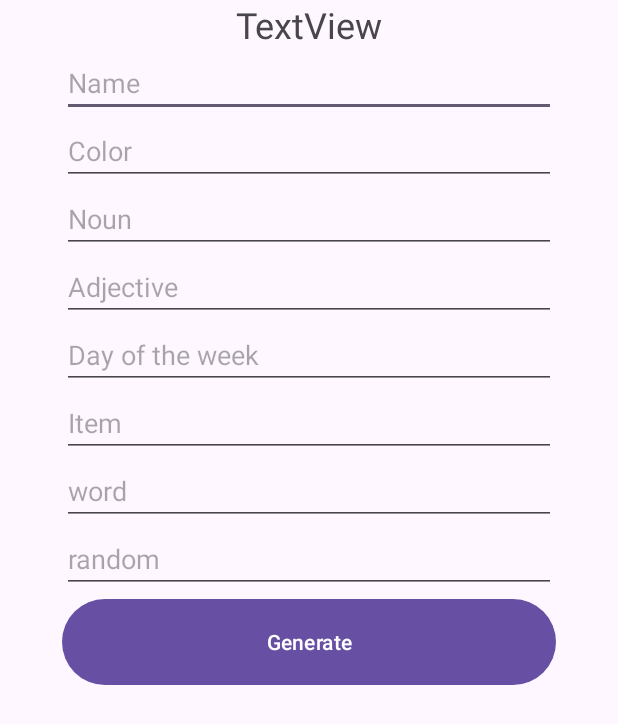
After one commit to ryantburke/PolytechnicMadLibs, an Android app: the MadLibRegularDayActivity screen opened directly, with no data from a screen before it, on a phone screen of 412 x 824 dp. The commit adds this screen. Shown: the top 724 px of the screen. Run offline under Robolectric (Android 15) with nearby library versions, the phone set to English and light mode, and no system bars.

Commit message:
added files

```diff
--- a/app/src/main/AndroidManifest.xml
+++ b/app/src/main/AndroidManifest.xml
@@ -33,6 +33,8 @@
         <activity android:name=".MadLibsWOOLOO2Activity" />
         <activity android:name=".MadLibsWoolooFantasyDisplayActivity" />
         <activity android:name=".MadLibsWoolooStoryPickerActivity" />
+        <activity android:name="com.poly.madlibs.MadLibDisplayActivity" />
+        <activity android:name="com.poly.madlibs.MadLibRegularDayActivity" />
     </application>
 
 </manifest>
--- a/app/src/main/java/com/poly/madlibs/ChooseMadlibsFragment.java
+++ b/app/src/main/java/com/poly/madlibs/ChooseMadlibsFragment.java
@@ -84,6 +84,7 @@ public class ChooseMadlibsFragment extends Fragment {
         madLibsList = new ArrayList<MadLibsModel>();
         madLibsList.add(new MadLibsModel("Steve's Dream","Steve M", new MadLibStevesDreamActivity(), R.drawable.stevesdream_image));
         madLibsList.add(new MadLibsModel("Evan's Choices","Evan S", new MadLibsWOOLOO2Activity(), R.drawable.image_evan_cover));
+        madLibsList.add(new MadLibsModel("Just a Regular Day","Kayla Deng-Martinez", new MadLibRegularDayActivity(), R.drawable.regularday_image));
 
         //set adapter
         MadLibs_RecyclerViewAdapter adapter = new MadLibs_RecyclerViewAdapter(context, madLibsList);
--- /dev/null
+++ b/app/src/main/java/com/poly/madlibs/MadLibDisplayActivity.java
@@ -0,0 +1,24 @@
+package com.poly.madlibs;
+
+import android.os.Bundle;
+import android.widget.TextView;
+
+import androidx.appcompat.app.AppCompatActivity;
+
+public class MadLibDisplayActivity extends AppCompatActivity {
+
+    @Override
+    protected void onCreate(Bundle savedInstanceState) {
+        super.onCreate(savedInstanceState);
+        setContentView(R.layout.madlib_regularday_display);
+
+
+        String story = getIntent().getStringExtra("story");
+
+        TextView tvStory = findViewById(R.id.tv_story);
+
+        tvStory.setText(story);
+
+
+    }
+}
--- /dev/null
+++ b/app/src/main/java/com/poly/madlibs/MadLibRegularDayActivity.java
@@ -0,0 +1,52 @@
+package com.poly.madlibs;
+
+import android.content.Intent;
+import android.os.Bundle;
+import android.view.View;
+import android.widget.Button;
+import android.widget.EditText;
+
+import androidx.appcompat.app.AppCompatActivity;
+
+public class MadLibRegularDayActivity extends AppCompatActivity {
+
+    private EditText tvName, tvColor, tvNoun, tvAdjective, tvDay, tvItem, tvWord, tvRandom;
+    private Button btnGenerate;
+
+    @Override
+    protected void onCreate(Bundle savedInstanceState) {
+        super.onCreate(savedInstanceState);
+        setContentView(R.layout.madlib_regularday);
+
+        tvName = findViewById(R.id.tv_name);
+        tvColor = findViewById(R.id.tv_color);
+        tvNoun = findViewById(R.id.tv_noun);
+        tvAdjective = findViewById(R.id.tv_adjective);
+        tvDay = findViewById(R.id.tv_day);
+        tvItem = findViewById(R.id.tv_item);
+        tvWord = findViewById(R.id.tv_word);
+        tvRandom = findViewById(R.id.tv_random);
+        tvNoun = findViewById(R.id.tv_noun);
+
+        btnGenerate = findViewById(R.id.btn_generate);
+
+        Intent intentDisplay = new Intent(MadLibRegularDayActivity.this, MadLibDisplayActivity.class);
+        btnGenerate.setOnClickListener(new View.OnClickListener() {
+            @Override
+            public void onClick(View view) {
+                String story = "";
+                story += "\t Just a regular ol day sunny, beautiful, bright day everything id going good then suddenly... ";
+                story += "\nYou recieve a message from " + tvName.getText() + ". They are in danger of a major crisis they need help \n They need help because someone is chasing them so " + tvName.getText() + " tells you that they are wearing a " + tvColor.getText() + " Shirt and black pants but they have a mask on so " + tvName.getText() +  " Cannot describe them";
+                story += "\nBut " + tvName.getText() + " realizes that " + tvNoun.getText() + " is very" + tvAdjective.getText() + " and that may help with finding out who is chasing them. \n So on a random " + tvDay.getText() + " that was going so well you are on a chase to find out who this person is.";
+                story += "\t Your still on the phone with " + tvName.getText() + " so you tell them to get a " + tvItem.getText() + " and try to throw it at the person chasimng them... \t well that doesnt work the person says " + tvWord.getText() + " and chases " + tvName.getText() + " even faster. ";
+                story +="\nThen " + tvName.getText() + " starts to worry and screams " + tvRandom.getText() + " and then suddenly the person who was chasing " + tvName.getText() + "runs in fear \t finally  everything is all fine at the end of the day in all good sake of " + tvNoun.getText() + ".";
+                intentDisplay.putExtra("story", story);
+                startActivity(intentDisplay);
+            }
+        });
+
+
+
+
+    }
+}
--- /dev/null
+++ b/app/src/main/res/layout/madlib_regularday.xml
@@ -0,0 +1,123 @@
+<?xml version="1.0" encoding="utf-8"?>
+<androidx.constraintlayout.widget.ConstraintLayout xmlns:android="http://schemas.android.com/apk/res/android"
+    xmlns:app="http://schemas.android.com/apk/res-auto"
+    xmlns:tools="http://schemas.android.com/tools"
+    android:layout_width="match_parent"
+    android:layout_height="match_parent"
+    tools:context=".MadLibRegularDayActivity">
+
+    <androidx.constraintlayout.widget.Barrier
+        android:layout_width="wrap_content"
+        android:layout_height="wrap_content"
+        app:barrierDirection="top" />
+
+    <androidx.constraintlayout.widget.Barrier
+        android:layout_width="wrap_content"
+        android:layout_height="wrap_content"
+        app:barrierDirection="top" />
+
+    <androidx.constraintlayout.widget.Guideline
+        android:id="@+id/guideline2"
+        android:layout_width="wrap_content"
+        android:layout_height="wrap_content"
+        android:orientation="vertical"
+        app:layout_constraintGuide_percent="0.1" />
+
+    <androidx.constraintlayout.widget.Guideline
+        android:id="@+id/guideline3"
+        android:layout_width="wrap_content"
+        android:layout_height="wrap_content"
+        android:orientation="vertical"
+        app:layout_constraintGuide_percent="0.9" />
+
+    <LinearLayout
+        android:layout_width="0dp"
+        android:layout_height="0dp"
+        android:orientation="vertical"
+        app:layout_constraintTop_toTopOf="parent"
+        app:layout_constraintBottom_toBottomOf="parent"
+        app:layout_constraintEnd_toStartOf="@+id/guideline3"
+        app:layout_constraintStart_toStartOf="@+id/guideline2">
+
+        <TextView
+            android:id="@+id/tv_title"
+            android:layout_width="match_parent"
+            android:layout_height="wrap_content"
+            android:textSize="24sp"
+            android:textAlignment="center"
+            android:text="TextView" />
+
+        <EditText
+            android:id="@+id/tv_name"
+            android:layout_width="match_parent"
+            android:layout_height="wrap_content"
+            android:ems="10"
+            android:inputType="text"
+            android:hint="Name" />
+
+        <EditText
+            android:id="@+id/tv_color"
+            android:layout_width="match_parent"
+            android:layout_height="wrap_content"
+            android:ems="10"
+            android:inputType="text"
+            android:hint="Color" />
+
+        <EditText
+            android:id="@+id/tv_noun"
+            android:layout_width="match_parent"
+            android:layout_height="wrap_content"
+            android:ems="10"
+            android:inputType="text"
+            android:hint="Noun" />
+
+        <EditText
+            android:id="@+id/tv_adjective"
+            android:layout_width="match_parent"
+            android:layout_height="wrap_content"
+            android:ems="10"
+            android:inputType="text"
+            android:hint="Adjective" />
+
+        <EditText
+            android:id="@+id/tv_day"
+            android:layout_width="match_parent"
+            android:layout_height="wrap_content"
+            android:ems="10"
+            android:inputType="text"
+            android:hint="Day of the week" />
+
+        <EditText
+            android:id="@+id/tv_item"
+            android:layout_width="match_parent"
+            android:layout_height="wrap_content"
+            android:ems="10"
+            android:inputType="text"
+            android:hint="Item" />
+
+        <EditText
+            android:id="@+id/tv_word"
+            android:layout_width="match_parent"
+            android:layout_height="wrap_content"
+            android:ems="10"
+            android:inputType="text"
+            android:hint="word" />
+
+        <EditText
+            android:id="@+id/tv_random"
+            android:layout_width="match_parent"
+            android:layout_height="wrap_content"
+            android:ems="10"
+            android:inputType="text"
+            android:hint="random" />
+
+
+        <Button
+            android:id="@+id/btn_generate"
+            android:layout_width="match_parent"
+            android:layout_height="65dp"
+            android:layout_marginBottom="140dp"
+            android:text="Generate" />
+    </LinearLayout>
+
+</androidx.constraintlayout.widget.ConstraintLayout>
--- /dev/null
+++ b/app/src/main/res/layout/madlib_regularday_display.xml
@@ -0,0 +1,35 @@
+<?xml version="1.0" encoding="utf-8"?>
+<LinearLayout xmlns:android="http://schemas.android.com/apk/res/android"
+    xmlns:app="http://schemas.android.com/apk/res-auto"
+    xmlns:tools="http://schemas.android.com/tools"
+    android:layout_width="match_parent"
+    android:layout_height="match_parent"
+    android:orientation="vertical"
+    tools:context=".MadLibDisplayActivity">
+
+    <ImageView
+        android:id="@+id/imageView"
+        android:layout_width="match_parent"
+        android:layout_height="275dp"
+        app:srcCompat="@drawable/regularday_image" />
+
+    <TextView
+        android:id="@+id/textView"
+        android:layout_width="match_parent"
+        android:layout_height="wrap_content"
+        android:textAlignment="center"
+        android:textSize="18sp"
+        android:text="A Day Just A Regular Day" />
+
+    <TextView
+        android:id="@+id/tv_story"
+        android:layout_width="match_parent"
+        android:layout_height="413dp"
+        android:layout_marginLeft="20dp"
+        android:layout_marginRight="20dp"
+        android:text="Story goes here......................................................................." />
+
+
+
+
+</LinearLayout>
```
Also changed, not shown: app/src/main/res/drawable/regularday_image.png (added).
